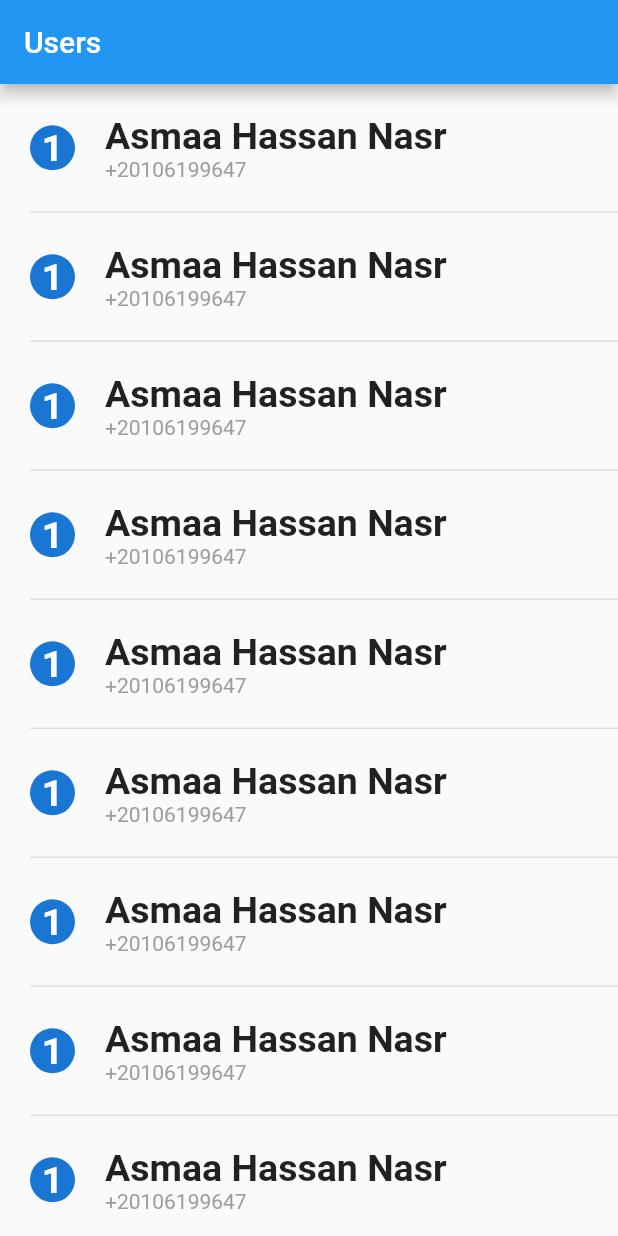
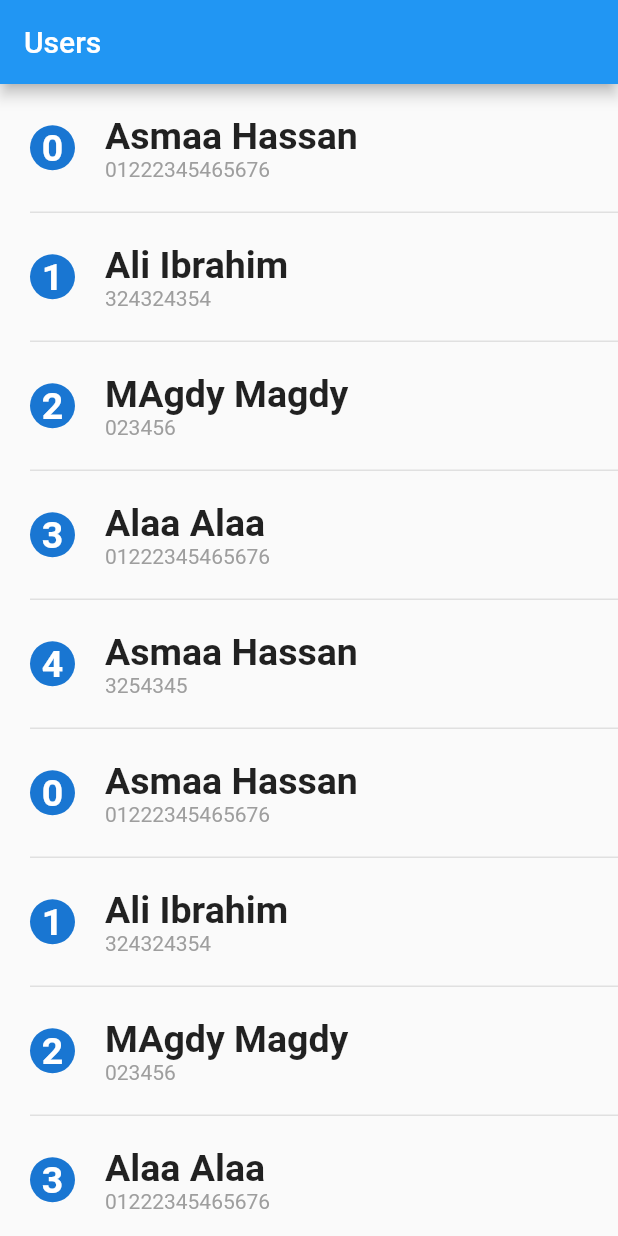
Before and after one commit to asmaahassnasr/udemy-flutter-course-abdullah-mansour, a Flutter app: the screen it shows after launch, on a phone screen of 412 x 824 dp. Run offline on Flutter 3.47's test engine with Material 2 defaults, Android fonts, the phone set to English and light mode, and no system bars.

Commit message:
List View with DataModel Classes

```diff
--- a/lib/user_screen.dart
+++ b/lib/user_screen.dart
@@ -1,6 +1,44 @@
 import 'package:flutter/material.dart';
 
+class UserModel{
+  final int? id;
+  final String? name;
+  final String? phone;
+
+  UserModel({
+  @required  this.id,
+   @required this.name,
+   @required this.phone
+});
+
+}
+
+
 class UsersScreen extends StatelessWidget {
+
+  List<UserModel> users = [
+    UserModel(id: 0, name: 'Asmaa Hassan', phone: '01222345465676'),
+    UserModel(id: 1, name: 'Ali Ibrahim', phone: '324324354'),
+    UserModel(id: 2, name: 'MAgdy Magdy', phone: '023456'),
+    UserModel(id: 3, name: 'Alaa Alaa', phone: '01222345465676'),
+    UserModel(id: 4, name: 'Asmaa Hassan', phone: '3254345'),
+    UserModel(id: 0, name: 'Asmaa Hassan', phone: '01222345465676'),
+    UserModel(id: 1, name: 'Ali Ibrahim', phone: '324324354'),
+    UserModel(id: 2, name: 'MAgdy Magdy', phone: '023456'),
+    UserModel(id: 3, name: 'Alaa Alaa', phone: '01222345465676'),
+    UserModel(id: 4, name: 'Asmaa Hassan', phone: '3254345'),
+    UserModel(id: 0, name: 'Asmaa Hassan', phone: '01222345465676'),
+    UserModel(id: 1, name: 'Ali Ibrahim', phone: '324324354'),
+    UserModel(id: 2, name: 'MAgdy Magdy', phone: '023456'),
+    UserModel(id: 3, name: 'Alaa Alaa', phone: '01222345465676'),
+    UserModel(id: 4, name: 'Asmaa Hassan', phone: '3254345'),
+    UserModel(id: 0, name: 'Asmaa Hassan', phone: '01222345465676'),
+    UserModel(id: 1, name: 'Ali Ibrahim', phone: '324324354'),
+    UserModel(id: 2, name: 'MAgdy Magdy', phone: '023456'),
+    UserModel(id: 3, name: 'Alaa Alaa', phone: '01222345465676'),
+    UserModel(id: 4, name: 'Asmaa Hassan', phone: '3254345'),
+  ];
+
   @override
   Widget build(BuildContext context) {
     return Scaffold(
@@ -10,18 +48,18 @@ class UsersScreen extends StatelessWidget {
         ),
       ),
       body: ListView.separated(
-        itemBuilder: (context, index)=>buildUserItem(),
+        itemBuilder: (context, index)=>buildUserItem(users[index]),
         separatorBuilder: (context , index) => Padding(
           padding: const EdgeInsetsDirectional.only(
             start: 20.0,
           ),
-          child: Container(
+            child: Container(
             width: double.infinity,
             height: 1.0,
             color: Colors.grey[300],
           ),
         ),
-        itemCount: 20,
+        itemCount: users.length,
       ),
     );
   }
@@ -30,14 +68,14 @@ class UsersScreen extends StatelessWidget {
   //2. Build List.
   //3. Add Item to list.
 
-  Widget buildUserItem() => Padding(
+  Widget buildUserItem(UserModel user) => Padding(
     padding: const EdgeInsets.all(20.0),
     child: Row(
       children: [
         CircleAvatar(
           radius: 15.0,
           child: Text(
-            '1',
+            '${user.id}',
             style: TextStyle(
               fontSize: 25.0,
               fontWeight: FontWeight.bold,
@@ -54,14 +92,14 @@ class UsersScreen extends StatelessWidget {
           crossAxisAlignment: CrossAxisAlignment.start,
           children: [
             Text(
-              'Asmaa Hassan Nasr',
+              '${user.name}',
               style: TextStyle(
                 fontSize: 25.0,
                 fontWeight: FontWeight.bold,
               ),
             ),
             Text(
-              '+20106199647',
+              '${user.phone}',
               style: TextStyle(
                 color: Colors.grey,
               ),
```
